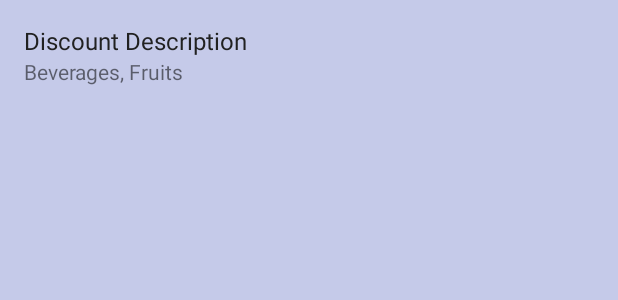
After one commit to twcn-na-homework/lone-star-cafe-android, an Android app: the layout list_item_discount.xml on its own in the app's theme, with its tools: preview values and no code run, on a phone screen of 412 x 824 dp. The commit adds this screen. Shown: the top 300 px of the screen. Run offline under Robolectric (Android 15) with nearby library versions, the phone set to English and light mode, and no system bars.

Commit message:
feat(discounts): [Siyang] show applyOn items in discount select dialog

```diff
--- /dev/null
+++ b/app/src/main/java/com/thoughtworks/lonestarcafe/extension/List.kt
@@ -0,0 +1,7 @@
+package com.thoughtworks.lonestarcafe.extension
+
+import com.thoughtworks.lonestarcafe.type.ItemType
+
+fun List<ItemType>.toDisplayString(): String {
+    return this.joinToString { it.rawValue.toLowerCase().capitalize() }
+}
--- /dev/null
+++ b/app/src/main/res/layout/list_item_discount.xml
@@ -0,0 +1,42 @@
+<?xml version="1.0" encoding="utf-8"?>
+<layout xmlns:android="http://schemas.android.com/apk/res/android"
+    xmlns:app="http://schemas.android.com/apk/res-auto"
+    xmlns:tools="http://schemas.android.com/tools">
+
+    <data>
+
+        <import type="com.thoughtworks.lonestarcafe.extension.ListKt"/>
+        <variable
+            name="discount"
+            type="com.thoughtworks.lonestarcafe.DiscountsQuery.Discount" />
+    </data>
+
+    <androidx.constraintlayout.widget.ConstraintLayout
+        android:layout_width="match_parent"
+        android:layout_height="wrap_content"
+        android:padding="@dimen/list_item_padding">
+
+
+        <TextView
+            android:id="@+id/discount_desc"
+            android:layout_width="wrap_content"
+            android:layout_height="wrap_content"
+            android:text="@{discount.description}"
+            android:textColor="@color/primary_text"
+            android:textSize="@dimen/size_subtitle1"
+            app:layout_constraintStart_toStartOf="parent"
+            app:layout_constraintTop_toTopOf="parent"
+            tools:text="Discount Description" />
+
+        <TextView
+            android:layout_width="wrap_content"
+            android:layout_height="wrap_content"
+            android:text="@{ListKt.toDisplayString(discount.applyOn)}"
+            android:textSize="@dimen/size_subtitle2"
+            app:layout_constraintStart_toStartOf="parent"
+            app:layout_constraintTop_toBottomOf="@id/discount_desc"
+            app:layout_constraintBottom_toBottomOf="parent"
+            tools:text="Beverages, Fruits" />
+
+    </androidx.constraintlayout.widget.ConstraintLayout>
+</layout>
```
Also changed, not shown: app/src/main/java/com/thoughtworks/lonestarcafe/adapter/DiscountItemAdapter.kt (added, +25 -0 lines), app/src/main/java/com/thoughtworks/lonestarcafe/fragment/ReceiptFragment.kt (+6 -8 lines), 1 other file.
